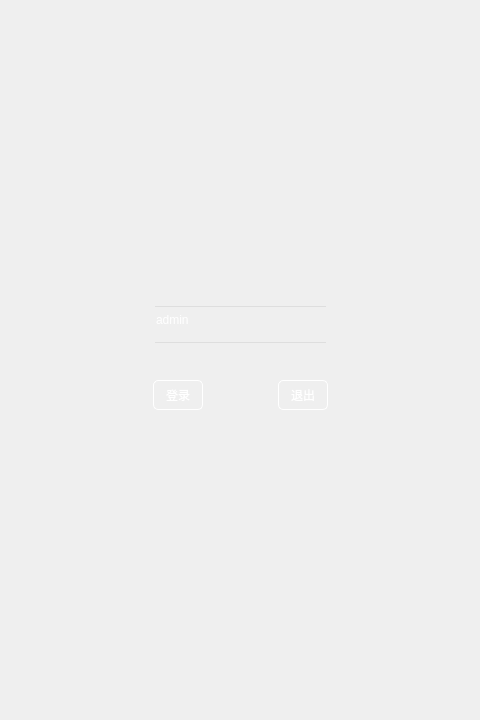
Before: the Qt Designer form remote_sign_ui.ui in bazhangya/RemoteDet, drawn with Qt 5; both pictures show x 417 to 897 and y 0 to 720 of the 1280 by 720 pixel window.
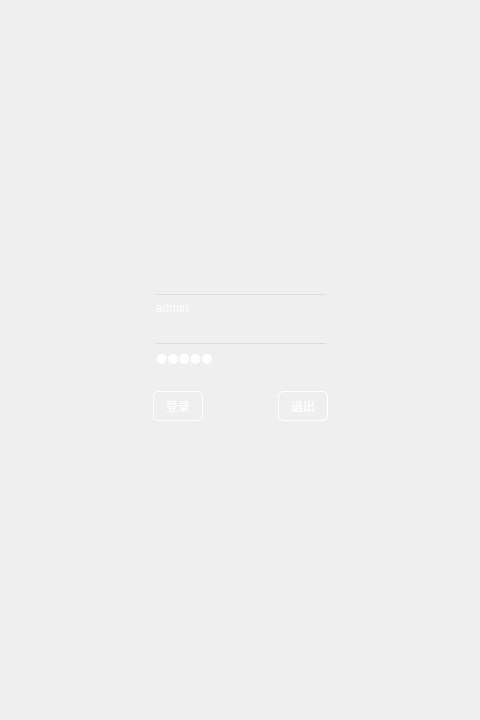
After: the same form once the commit is applied. Icons and pictures are not drawn.

What changed in the file:
```diff
--- a/remote_sign_ui.ui
+++ b/remote_sign_ui.ui
@@ -74,7 +74,7 @@
       </spacer>
      </item>
      <item>
-      <layout class="QVBoxLayout" name="verticalLayout" stretch="108,5,5,1,15,110">
+      <layout class="QVBoxLayout" name="verticalLayout" stretch="108,5,5,5,5,15,110">
        <item>
         <spacer name="verticalSpacer">
          <property name="orientation">
@@ -105,6 +105,19 @@
          </item>
         </layout>
        </item>
+       <item>
+        <spacer name="verticalSpacer_2">
+         <property name="orientation">
+          <enum>Qt::Vertical</enum>
+         </property>
+         <property name="sizeHint" stdset="0">
+          <size>
+           <width>20</width>
+           <height>40</height>
+          </size>
+         </property>
+        </spacer>
+       </item>
        <item>
         <layout class="QHBoxLayout" name="horizontalLayout_2">
          <item>
@@ -115,6 +128,28 @@
              <height>30</height>
             </size>
            </property>
+           <property name="font">
+            <font>
+             <family>幼圆</family>
+             <pointsize>10</pointsize>
+             <weight>50</weight>
+             <italic>false</italic>
+             <bold>false</bold>
+            </font>
+           </property>
+           <property name="styleSheet">
+            <string notr="true">QLineEdit{
+	background:transparent;
+	border-image:transparent;
+	color:rgb(255,255,255);
+	font: 10pt &quot;幼圆&quot;;
+
+
+}</string>
+           </property>
+           <property name="text">
+            <string>admin</string>
+           </property>
            <property name="echoMode">
             <enum>QLineEdit::Password</enum>
            </property>
```
